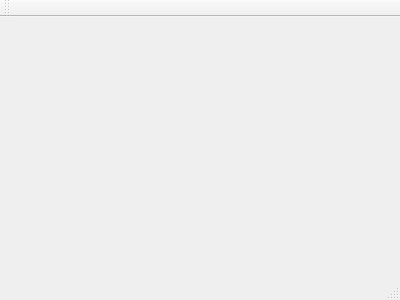
This is mainwindow.ui in Pandraghon/TriaGUI as Qt 5 draws it before an edit. The edited form follows.
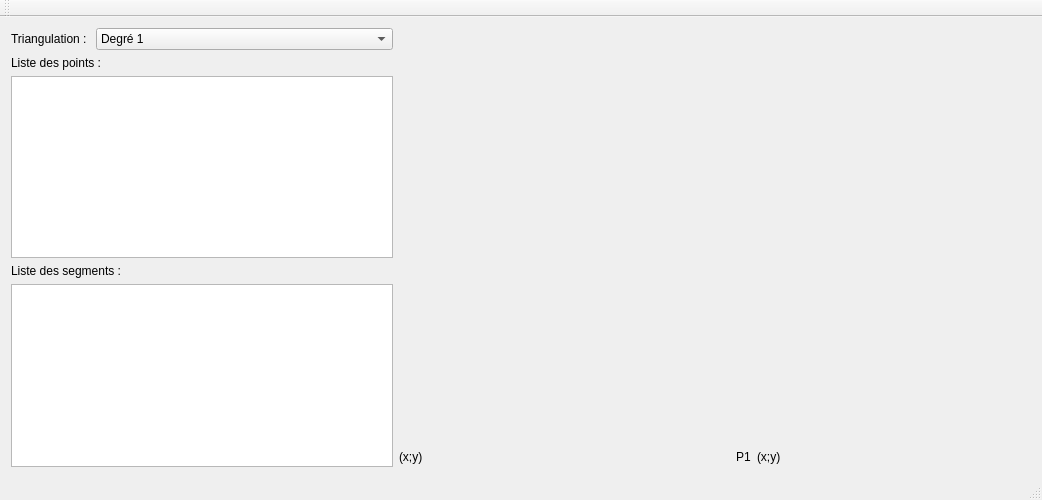
This is the edited form.

Diff of the .ui file:
```diff
--- a/mainwindow.ui
+++ b/mainwindow.ui
@@ -1,24 +1,205 @@
 <ui version="4.0">
  <class>MainWindow</class>
- <widget class="QMainWindow" name="MainWindow" >
-  <property name="geometry" >
+ <widget class="QMainWindow" name="MainWindow">
+  <property name="geometry">
    <rect>
     <x>0</x>
     <y>0</y>
-    <width>400</width>
-    <height>300</height>
+    <width>1042</width>
+    <height>500</height>
    </rect>
   </property>
   <property name="windowTitle" >
    <string>MainWindow</string>
   </property>
-  <widget class="QMenuBar" name="menuBar" />
-  <widget class="QToolBar" name="mainToolBar" />
-  <widget class="QWidget" name="centralWidget" />
-  <widget class="QStatusBar" name="statusBar" />
+  <widget class="QWidget" name="centralWidget">
+   <layout class="QVBoxLayout" name="verticalLayout_3">
+    <item>
+     <layout class="QHBoxLayout" name="horizontalLayout">
+      <item>
+       <layout class="QVBoxLayout" name="verticalLayout">
+        <property name="sizeConstraint">
+         <enum>QLayout::SetDefaultConstraint</enum>
+        </property>
+        <item>
+         <layout class="QHBoxLayout" name="horizontalLayout_3">
+          <item>
+           <widget class="QLabel" name="label_3">
+            <property name="sizePolicy">
+             <sizepolicy hsizetype="Preferred" vsizetype="Preferred">
+              <horstretch>0</horstretch>
+              <verstretch>0</verstretch>
+             </sizepolicy>
+            </property>
+            <property name="text">
+             <string>Triangulation : </string>
+            </property>
+           </widget>
+          </item>
+          <item>
+           <widget class="QComboBox" name="comboBox">
+            <property name="sizePolicy">
+             <sizepolicy hsizetype="MinimumExpanding" vsizetype="Fixed">
+              <horstretch>0</horstretch>
+              <verstretch>0</verstretch>
+             </sizepolicy>
+            </property>
+            <item>
+             <property name="text">
+              <string>Degré 1</string>
+             </property>
+            </item>
+           </widget>
+          </item>
+         </layout>
+        </item>
+        <item>
+         <widget class="QLabel" name="label">
+          <property name="sizePolicy">
+           <sizepolicy hsizetype="MinimumExpanding" vsizetype="Preferred">
+            <horstretch>0</horstretch>
+            <verstretch>0</verstretch>
+           </sizepolicy>
+          </property>
+          <property name="text">
+           <string>Liste des points :</string>
+          </property>
+         </widget>
+        </item>
+        <item>
+         <widget class="QTableView" name="tabPoints">
+          <property name="sizePolicy">
+           <sizepolicy hsizetype="MinimumExpanding" vsizetype="Expanding">
+            <horstretch>0</horstretch>
+            <verstretch>0</verstretch>
+           </sizepolicy>
+          </property>
+         </widget>
+        </item>
+        <item>
+         <widget class="QLabel" name="label_2">
+          <property name="sizePolicy">
+           <sizepolicy hsizetype="MinimumExpanding" vsizetype="Preferred">
+            <horstretch>0</horstretch>
+            <verstretch>0</verstretch>
+           </sizepolicy>
+          </property>
+          <property name="text">
+           <string>Liste des segments :</string>
+          </property>
+         </widget>
+        </item>
+        <item>
+         <widget class="QTableView" name="tabSegments">
+          <property name="sizePolicy">
+           <sizepolicy hsizetype="MinimumExpanding" vsizetype="Expanding">
+            <horstretch>0</horstretch>
+            <verstretch>0</verstretch>
+           </sizepolicy>
+          </property>
+         </widget>
+        </item>
+       </layout>
+      </item>
+      <item>
+       <layout class="QVBoxLayout" name="verticalLayout_2">
+        <item>
+         <widget class="QWidget" name="areaDrawing" native="true">
+          <property name="sizePolicy">
+           <sizepolicy hsizetype="Expanding" vsizetype="Expanding">
+            <horstretch>0</horstretch>
+            <verstretch>0</verstretch>
+           </sizepolicy>
+          </property>
+          <property name="baseSize">
+           <size>
+            <width>530</width>
+            <height>420</height>
+           </size>
+          </property>
+         </widget>
+        </item>
+        <item>
+         <layout class="QHBoxLayout" name="horizontalLayout_2">
+          <item>
+           <widget class="QLabel" name="textMousePosition">
+            <property name="text">
+             <string>(x;y)</string>
+            </property>
+           </widget>
+          </item>
+          <item>
+           <spacer name="horizontalSpacer_2">
+            <property name="orientation">
+             <enum>Qt::Horizontal</enum>
+            </property>
+            <property name="sizeHint" stdset="0">
+             <size>
+              <width>40</width>
+              <height>20</height>
+             </size>
+            </property>
+           </spacer>
+          </item>
+          <item>
+           <widget class="QLabel" name="textSelectedPointName">
+            <property name="text">
+             <string>P1</string>
+            </property>
+           </widget>
+          </item>
+          <item>
+           <widget class="QLabel" name="textSelectedPointPosition">
+            <property name="text">
+             <string>(x;y)</string>
+            </property>
+           </widget>
+          </item>
+         </layout>
+        </item>
+       </layout>
+      </item>
+      <item>
+       <spacer name="horizontalSpacer">
+        <property name="orientation">
+         <enum>Qt::Horizontal</enum>
+        </property>
+        <property name="sizeType">
+         <enum>QSizePolicy::Fixed</enum>
+        </property>
+        <property name="sizeHint" stdset="0">
+         <size>
+          <width>250</width>
+          <height>20</height>
+         </size>
+        </property>
+       </spacer>
+      </item>
+     </layout>
+    </item>
+   </layout>
+  </widget>
+  <widget class="QMenuBar" name="menuBar">
+   <property name="geometry">
+    <rect>
+     <x>0</x>
+     <y>0</y>
+     <width>1042</width>
+     <height>26</height>
+    </rect>
+   </property>
+  </widget>
+  <widget class="QToolBar" name="mainToolBar">
+   <attribute name="toolBarArea">
+    <enum>TopToolBarArea</enum>
+   </attribute>
+   <attribute name="toolBarBreak">
+    <bool>false</bool>
+   </attribute>
+  </widget>
+  <widget class="QStatusBar" name="statusBar"/>
  </widget>
- <layoutDefault spacing="6" margin="11" />
- <pixmapfunction></pixmapfunction>
+ <layoutdefault spacing="6" margin="11"/>
  <resources/>
  <connections/>
 </ui>
```
Left out of the diff: 9 changed lines with no effect on the pictures.
